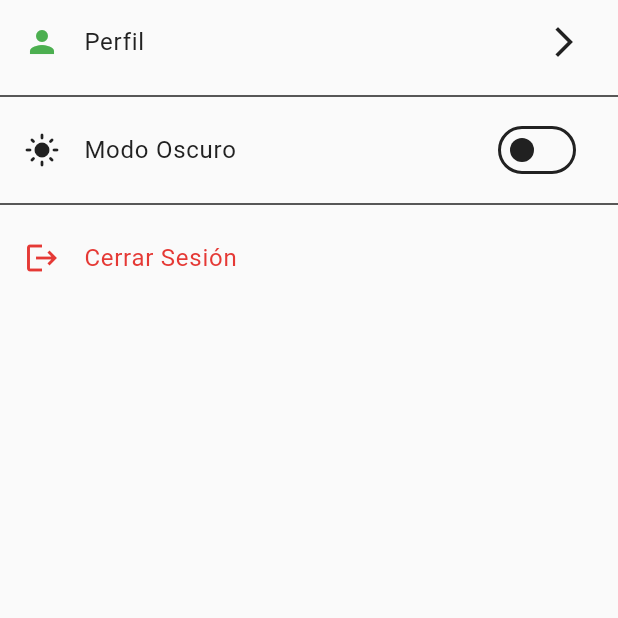
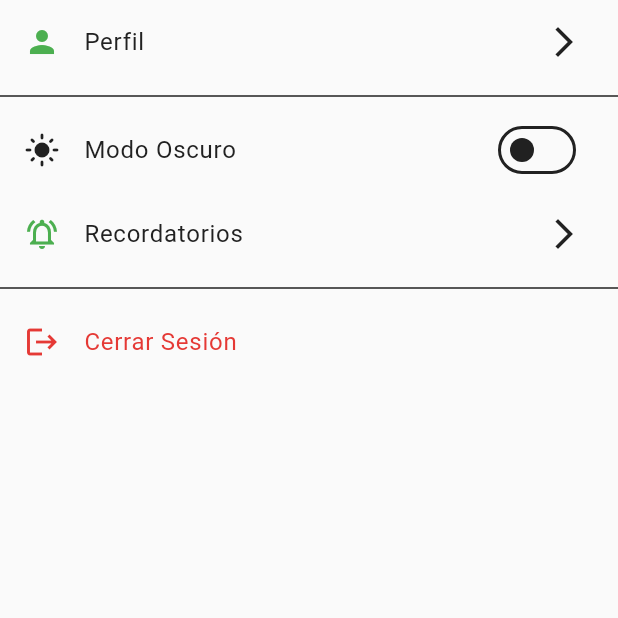
Before and after one commit to BorjaZRB/Zaitec.FCT.nutripro_1, a Flutter app: the ConfPage screen opened directly, on a phone screen of 412 x 824 dp, the top half of it. Run offline on Flutter 3.47's test engine with Material 3 defaults, Android fonts, the phone set to English and light mode, and no system bars; our stand-ins replace cached_network_image, cloud_firestore, firebase_auth, firebase_core, fl_chart, flutter_local_notifications; accounts and stored records are empty.

Commit message:
MSG-004 creacion interfaz recordatorios

```diff
--- a/nutripro_1/lib/presentation/pages/config/conf_page.dart
+++ b/nutripro_1/lib/presentation/pages/config/conf_page.dart
@@ -3,6 +3,7 @@ import 'package:nutripro_1/data/providers/auth_provider.dart';
 import 'package:nutripro_1/data/providers/theme_provider.dart';
 import 'package:nutripro_1/presentation/pages/profile/edit_profile_page.dart';
 import 'package:provider/provider.dart';
+import '../reminders_page.dart';
 
 class ConfPage extends StatelessWidget {
   const ConfPage({super.key});
@@ -16,7 +17,10 @@ class ConfPage extends StatelessWidget {
       body: ListView(
         children: [
           ListTile(
-            leading: Icon(Icons.person, color: Theme.of(context).colorScheme.primary),
+            leading: Icon(
+              Icons.person,
+              color: Theme.of(context).colorScheme.primary,
+            ),
             title: const Text('Perfil'),
             trailing: const Icon(Icons.arrow_forward_ios),
             onTap: () {
@@ -36,9 +40,25 @@ class ConfPage extends StatelessWidget {
               themeProvider.isDarkMode ? Icons.dark_mode : Icons.light_mode,
             ),
           ),
+          ListTile(
+            leading: Icon(
+              Icons.notifications_active_outlined,
+              color: Theme.of(context).colorScheme.primary,
+            ),
+            title: const Text('Recordatorios'),
+            trailing: const Icon(Icons.arrow_forward_ios),
+            onTap: () {
+              Navigator.of(
+                context,
+              ).push(MaterialPageRoute(builder: (_) => const RemindersPage()));
+            },
+          ),
           const Divider(),
           ListTile(
-            leading: Icon(Icons.logout, color: Theme.of(context).colorScheme.error),
+            leading: Icon(
+              Icons.logout,
+              color: Theme.of(context).colorScheme.error,
+            ),
             title: Text(
               'Cerrar Sesión',
               style: TextStyle(color: Theme.of(context).colorScheme.error),
```
Also changed, not shown: nutripro_1/lib/presentation/pages/reminders_page.dart (added, +51 -0 lines).
